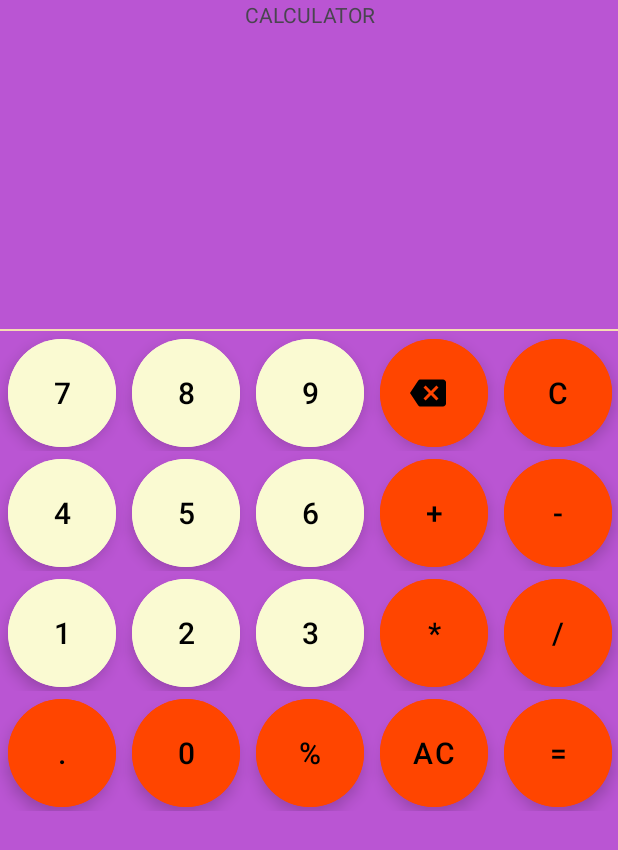
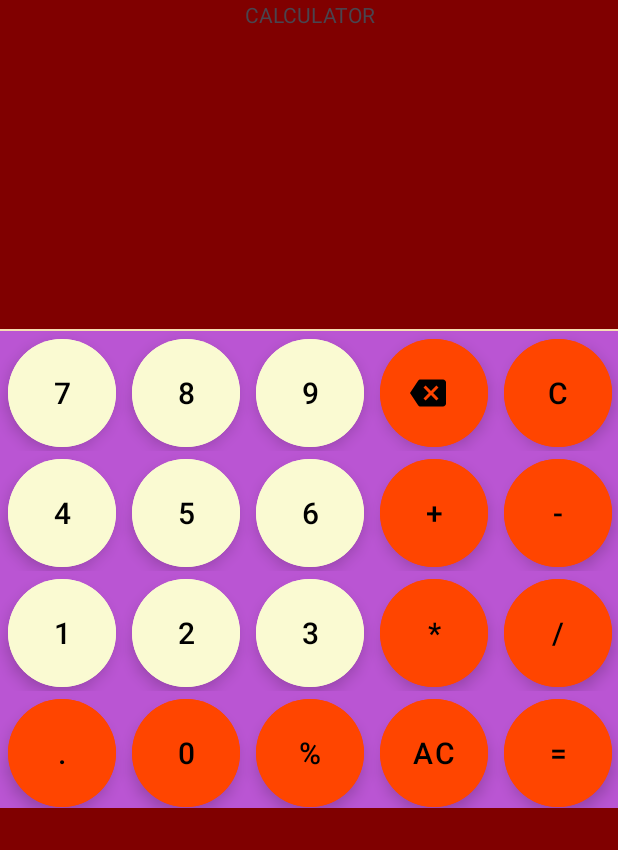
Before and after one commit to divython/calculatorwithkotlin, an Android app: the layout activity_main.xml on its own in the app's theme, with its tools: preview values and no code run, on a phone screen of 412 x 824 dp. Shown: the top 850 px of the screen. Run offline under Robolectric (Android 15) with nearby library versions, the phone set to English and light mode, and no system bars.

Commit message:
init commit

```diff
--- a/app/src/main/res/layout/activity_main.xml
+++ b/app/src/main/res/layout/activity_main.xml
@@ -4,7 +4,7 @@
     xmlns:app="http://schemas.android.com/apk/res-auto"
     android:layout_width="match_parent"
     android:layout_height="match_parent"
-    android:background="@color/medium_orchid"
+    android:background="@color/maroon"
     tools:context=".MainActivity"
     android:orientation="vertical">
     <TextView
@@ -46,41 +46,41 @@
         android:id="@+id/linearlayout1"
 
         android:layout_width="match_parent"
-        android:layout_height="wrap_content"
+        android:layout_height="318dp"
+        android:background="@color/medium_orchid"
         android:gravity="center_horizontal"
-        android:orientation="vertical"
-        android:background="@color/medium_orchid"
-        >
+        android:orientation="vertical">
+
         <LinearLayout
             android:id="@+id/linearlayout2"
             android:layout_width="match_parent"
-            android:layout_height="80dp"
-            >
+            android:layout_height="80dp">
+
             <com.google.android.material.button.MaterialButton
                 android:id="@+id/btn_7"
 
                 style="@style/digitbutton"
                 android:layout_margin="5dp"
-                android:text="7"
                 android:onClick="ondigitclick"
-                />
+                android:text="7" />
+
             <com.google.android.material.button.MaterialButton
 
                 android:id="@+id/btn_8"
                 style="@style/digitbutton"
                 android:layout_margin="5dp"
-                android:text="8"
                 android:onClick="ondigitclick"
-                />
+                android:text="8" />
+
             <com.google.android.material.button.MaterialButton
 
-            style="@style/digitbutton"
-            android:layout_margin="5dp"
-            android:text="9"
                 android:id="@+id/btn_9"
+                style="@style/digitbutton"
+                android:layout_margin="5dp"
+                android:onClick="ondigitclick"
 
-            android:onClick="ondigitclick"
-            />
+                android:text="9" />
+
             <com.google.android.material.button.MaterialButton
 
 
@@ -88,171 +88,165 @@
 
                 style="@style/operatorbutton"
                 android:layout_margin="5dp"
+                android:onClick="onbackclick"
                 app:icon="@drawable/baseline_backspace_24"
-                app:iconTint="@color/black"
 
-                android:onClick="onbackclick"
-            />
+                app:iconTint="@color/black" />
+
             <com.google.android.material.button.MaterialButton
                 android:id="@+id/btn_Clear"
 
                 style="@style/operatorbutton"
                 android:layout_margin="5dp"
-                android:text="C"
                 android:onClick="onclearclick"
-                />
-
+                android:text="C" />
 
 
         </LinearLayout>
+
         <LinearLayout
 
 
             android:layout_width="match_parent"
             android:layout_height="80dp"
-            android:orientation="horizontal"
-            >
+            android:orientation="horizontal">
+
             <com.google.android.material.button.MaterialButton
                 android:id="@+id/btn_4"
 
                 style="@style/digitbutton"
                 android:layout_margin="5dp"
-                android:text="4"
                 android:onClick="ondigitclick"
-                />
+                android:text="4" />
+
             <com.google.android.material.button.MaterialButton
                 android:id="@+id/btn_5"
 
                 style="@style/digitbutton"
                 android:layout_margin="5dp"
-                android:text="5"
                 android:onClick="ondigitclick"
-                />
+                android:text="5" />
+
             <com.google.android.material.button.MaterialButton
                 android:id="@+id/btn_6"
 
                 style="@style/digitbutton"
                 android:layout_margin="5dp"
-                android:text="6"
                 android:onClick="ondigitclick"
-                /><com.google.android.material.button.MaterialButton
+                android:text="6" />
 
-            style="@style/operatorbutton"
-            android:id="@+id/btn_plus"
-            android:layout_margin="5dp"
-            android:text="+"
-            android:onClick="onoperatorclick"
-            />
             <com.google.android.material.button.MaterialButton
 
+                android:id="@+id/btn_plus"
                 style="@style/operatorbutton"
-                android:id="@+id/btn_minus"
                 android:layout_margin="5dp"
-                android:text="-"
                 android:onClick="onoperatorclick"
-                />
+                android:text="+" />
 
-
-
-        </LinearLayout>
-        <LinearLayout
-            android:layout_width="match_parent"
-            android:layout_height="80dp"
-            >
             <com.google.android.material.button.MaterialButton
 
-                style="@style/digitbutton"
-                android:id="@+id/btn_1"
-                android:layout_margin="5dp"
-                android:text="1"
-                android:onClick="ondigitclick"
-                />
-            <com.google.android.material.button.MaterialButton
-
-                style="@style/digitbutton"
-                android:id="@+id/btn_2"
-                android:layout_margin="5dp"
-                android:text="2"
-                android:onClick="ondigitclick"
-                />
-            <com.google.android.material.button.MaterialButton
-
-                style="@style/digitbutton"
-                android:id="@+id/btn_3"
-                android:layout_margin="5dp"
-                android:text="3"
-                android:onClick="ondigitclick"
-                />
-            <com.google.android.material.button.MaterialButton
-
-            style="@style/operatorbutton"
-            android:id="@+id/btn_multiply"
-            android:layout_margin="5dp"
-            android:text="*"
-            android:onClick="onoperatorclick"
-            />
-            <com.google.android.material.button.MaterialButton
-
-                style="@style/operatorbutton"
-                android:id="@+id/btn_divide"
-                android:layout_margin="5dp"
-                android:text="/"
-                android:onClick="onoperatorclick"
-                />
-
-
-
-        </LinearLayout>
-        <LinearLayout
-            android:layout_width="match_parent"
-            android:layout_height="80dp"
-            >
-            <com.google.android.material.button.MaterialButton
-
+                android:id="@+id/btn_minus"
                 style="@style/operatorbutton"
                 android:layout_margin="5dp"
-                android:id="@+id/btn_decimal"
-                android:text="."
-                android:onClick="ondigitclick"
-                />
-            <com.google.android.material.button.MaterialButton
-
-                style="@style/operatorbutton"
-                android:layout_margin="5dp"
-                android:id="@+id/btn_0"
-                android:text="0"
                 android:onClick="onoperatorclick"
-                />
-            <com.google.android.material.button.MaterialButton
-
-                style="@style/operatorbutton"
-                android:layout_margin="5dp"
-                android:text="%"
-                android:id="@+id/btn_percentage"
-                android:onClick="onoperatorclick"
-                />
-            <com.google.android.material.button.MaterialButton
-
-            style="@style/operatorbutton"
-            android:layout_margin="5dp"
-            android:id="@+id/btn_ALL_CLEAR"
-            android:text="AC"
-            android:onClick="onallclearclick"
-            />
-            <com.google.android.material.button.MaterialButton
-
-                style="@style/operatorbutton"
-                android:id="@+id/btn_equal"
-                android:layout_margin="5dp"
-                android:text="="
-                android:onClick="onequalclick"
-                />
-
+                android:text="-" />
 
 
         </LinearLayout>
 
+        <LinearLayout
+            android:layout_width="match_parent"
+            android:layout_height="80dp">
 
+            <com.google.android.material.button.MaterialButton
+
+                android:id="@+id/btn_1"
+                style="@style/digitbutton"
+                android:layout_margin="5dp"
+                android:onClick="ondigitclick"
+                android:text="1" />
+
+            <com.google.android.material.button.MaterialButton
+
+                android:id="@+id/btn_2"
+                style="@style/digitbutton"
+                android:layout_margin="5dp"
+                android:onClick="ondigitclick"
+                android:text="2" />
+
+            <com.google.android.material.button.MaterialButton
+
+                android:id="@+id/btn_3"
+                style="@style/digitbutton"
+                android:layout_margin="5dp"
+                android:onClick="ondigitclick"
+                android:text="3" />
+
+            <com.google.android.material.button.MaterialButton
+
+                android:id="@+id/btn_multiply"
+                style="@style/operatorbutton"
+                android:layout_margin="5dp"
+                android:onClick="onoperatorclick"
+                android:text="*" />
+
+            <com.google.android.material.button.MaterialButton
+
+                android:id="@+id/btn_divide"
+                style="@style/operatorbutton"
+                android:layout_margin="5dp"
+                android:onClick="onoperatorclick"
+                android:text="/" />
+
+
+        </LinearLayout>
+
+        <LinearLayout
+            android:layout_width="match_parent"
+            android:layout_height="80dp">
+
+            <com.google.android.material.button.MaterialButton
+
+                android:id="@+id/btn_decimal"
+                style="@style/operatorbutton"
+                android:layout_margin="5dp"
+                android:onClick="ondigitclick"
+                android:text="." />
+
+            <com.google.android.material.button.MaterialButton
+
+                android:id="@+id/btn_0"
+                style="@style/operatorbutton"
+                android:layout_margin="5dp"
+                android:onClick="onoperatorclick"
+                android:text="0" />
+
+            <com.google.android.material.button.MaterialButton
+
+                android:id="@+id/btn_percentage"
+                style="@style/operatorbutton"
+                android:layout_margin="5dp"
+                android:onClick="onoperatorclick"
+                android:text="%" />
+
+            <com.google.android.material.button.MaterialButton
+
+                android:id="@+id/btn_ALL_CLEAR"
+                style="@style/operatorbutton"
+                android:layout_margin="5dp"
+                android:onClick="onallclearclick"
+                android:text="AC" />
+
+            <com.google.android.material.button.MaterialButton
+
+                android:id="@+id/btn_equal"
+                style="@style/operatorbutton"
+                android:layout_margin="5dp"
+                android:onClick="onequalclick"
+                android:text="=" />
+
+
+        </LinearLayout>
 
 
     </LinearLayout>
```
